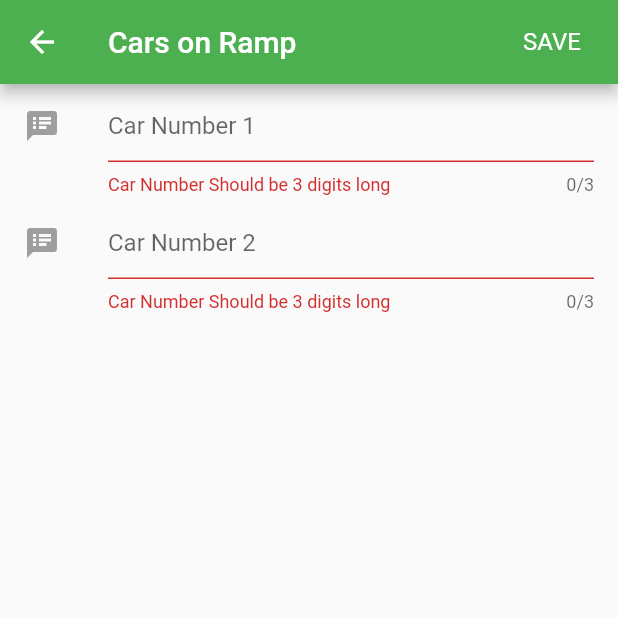
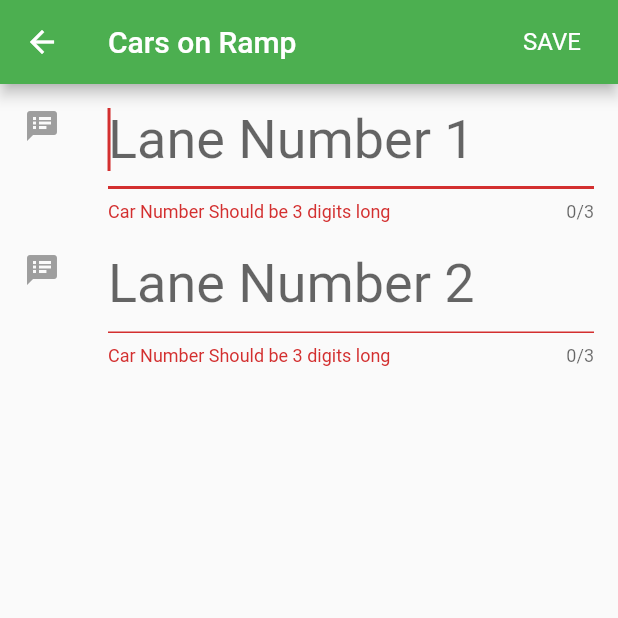
Before and after one commit to cwitte4191/flutter0322, a Flutter app: the AddPendingCarsDialog screen opened directly, on a phone screen of 412 x 824 dp, the top half of it. Run offline on Flutter 3.47's test engine with Material 2 defaults, Android fonts, the phone set to English and light mode, and no system bars; our stand-ins replace cached_network_image, event_bus, sqflite, tuple; missing offline and left inert: mqtt_client, observable, semaphore; accounts and stored records are empty; network calls fail.

Commit message:
Refactored AddPendingCars with Connor

```diff
--- /dev/null
+++ b/lib/appPages/AddPendingCarsDialog.dart
@@ -0,0 +1,146 @@
+import 'package:flutter/material.dart';
+import 'package:flutter0322/appPages/TabbedRaceHistory.dart';
+
+class AddPendingCarsDialog extends StatefulWidget {
+  final HistoryType historyType;
+  String title;
+
+  AddPendingCarsDialog({this.historyType}):assert(historyType!=null){
+    setTitle();
+  }
+
+  @override
+  AddPendingCarsDialogState createState() => new AddPendingCarsDialogState();
+  void setTitle(){
+    title="";
+    if(historyType==HistoryType.Pending){
+      title="Add Pending Race";
+    }
+    if(historyType==HistoryType.Phase){
+      title="Cars on Ramp";
+    }
+  }
+}
+
+class AddPendingCarsDialogState extends State<AddPendingCarsDialog> {
+
+  final int laneCount=2;
+
+  List<TextEditingController> __editControllerList=[];
+
+  List<FocusNode> _focusNodeList=new List<FocusNode>();
+  List<dynamic> _laneCarList=[];
+
+
+  var carStyle=const TextStyle(fontSize: 36.0, color: Colors.black);
+
+  //ChangeRecord c;
+  //Observable l1co=new Observable<ChageRecord>(_lane1Car);
+
+  @override
+  void initState() {
+    // _lane1Car = widget.raceBracket.raceName;
+
+
+    print ("AddPendingController initState");
+    for(int laneNumber=0;laneNumber<laneCount;laneNumber++){
+      __editControllerList.add(new TextEditingController(text:""));
+      _focusNodeList.add(new FocusNode());
+      _laneCarList.add("");
+
+    }
+
+
+
+
+    super.initState();
+  }
+  @override
+  void dispose() {
+    // Clean up the focus node when the Form is disposed
+    _focusNodeList.forEach((node)=>node.dispose());
+
+    super.dispose();
+  }
+
+  @override
+  Widget build(BuildContext context) {
+    if(widget.historyType==HistoryType.Standing){
+
+    }
+
+    return new Scaffold(
+        appBar: new AppBar(
+          title: new Text(widget.title),
+          actions: [
+            new FlatButton(
+                onPressed: () {
+                  // TODO: save cars on server!
+                  Navigator.of(context).pop();
+                },
+                child: new Text('SAVE',
+                    style: Theme
+                        .of(context)
+                        .textTheme
+                        .subhead
+                        .copyWith(color: Colors.white))),
+          ],
+        ),
+        body:
+        new Column(children: getInputTiles(),
+        ));
+  }
+  List<Widget> getInputTiles(){
+    List<Widget> rc=[];
+    for(int idx=0;idx<laneCount;idx++) {
+       rc.add(getInputTile(laneNumber: idx+1));
+    }
+      return rc;
+  }
+  Widget getInputTile({int laneNumber}){
+    int laneIndex=laneNumber-1;
+    bool autoFocusBoolean=(laneIndex==0);
+
+    return new ListTile(
+      leading: new Icon(Icons.speaker_notes, color: Colors.grey[500]),
+      title: new TextFormField(
+        decoration: new InputDecoration(
+          hintText: 'Lane Number $laneNumber',
+        ),
+        controller: __editControllerList[laneIndex],
+        keyboardType:TextInputType.number,
+        maxLength:3,
+        //onSaved: _laneCarList[laneIndex],
+        validator: derbyCarOnly,
+        autovalidate: true,
+        style: carStyle,
+        autofocus: autoFocusBoolean,
+        focusNode: _focusNodeList[laneIndex],
+
+
+
+      ),
+    );
+  }
+  String derbyCarOnly(String x){
+    print("derby validator $x");
+
+    if(x.length<3){
+      return "Car Number Should be 3 digits long";
+    }
+    else{
+      if(_focusNodeList[0].hasFocus && laneCount > 1){
+        FocusScope.of(context).requestFocus(_focusNodeList[1]);
+      }
+      /*
+      if(__focusNode2.hasFocus){
+        FocusScope.of(context).requestFocus(__focusNode1);
+      }
+      else{
+        FocusScope.of(context).requestFocus(__focusNode2);
+      }
+      */
+    }
+    return "";
+  }
+}
--- a/lib/appPages/RaceStandingPage.dart
+++ b/lib/appPages/RaceStandingPage.dart
@@ -1,4 +1,5 @@
 import 'package:flutter/material.dart';
+import 'package:flutter0322/appPages/AddPendingCarsDialog.dart';
 import 'package:flutter0322/appPages/DbRefreshAid.dart';
 import 'package:flutter0322/appPages/TabbedRaceHistory.dart';
 import 'package:flutter0322/modelUi.dart';
@@ -6,6 +7,7 @@ import 'package:flutter0322/models.dart';
 import 'package:flutter0322/widgets/FilterRowWidget.dart';
 import 'package:flutter0322/widgets/RaceResultWidget.dart';
 import 'package:flutter0322/globals.dart' as globals;
+import 'package:observable/observable.dart';
 
 class RaceStandingPage extends StatefulWidget implements WidgetsWithFab {
   final HistoryType historyType;
@@ -17,6 +19,16 @@ class RaceStandingPage extends StatefulWidget implements WidgetsWithFab {
   }
   @override
   Widget getFab(BuildContext context) {
+    print ("getFab role: ${globals.globalDerby.loginCredentials.loginRole}");
+
+    if(! globals.globalDerby.loginCredentials.canAddPendingRace()){
+      print ("getFab role: early bailout/return");
+
+      return new Container();
+    }
+
+    print ("getFab role: show fab");
+
     if(this.historyType==HistoryType.Standing){
       return new Container(); // no fab for race standing!
     }
@@ -30,9 +42,7 @@ class RaceStandingPage extends StatefulWidget implements WidgetsWithFab {
     );
   }
   void onFabClicked(BuildContext context) {
-    if (!globals.globalDerby.isLoggedIn) {
-      return;
-    }
+
     Navigator.of(context).push(new MaterialPageRoute<Null>(
         builder: (BuildContext context) {
           return new AddPendingCarsDialog(historyType: historyType,);
@@ -117,109 +127,3 @@ class RaceStandingPageState extends State<RaceStandingPage>
     return this.mounted;
   }
 }
-
-
-
-class AddPendingCarsDialog extends StatefulWidget {
-  final HistoryType historyType;
-   String title;
-
-  AddPendingCarsDialog({this.historyType}):assert(historyType!=null){
-    setTitle();
-  }
-
-  @override
-  AddPendingCarsDialogState createState() => new AddPendingCarsDialogState();
-   void setTitle(){
-     title="";
-     if(historyType==HistoryType.Pending){
-       title="Add Pending Race";
-     }
-     if(historyType==HistoryType.Phase){
-       title="Cars on Ramp";
-     }
-  }
-}
-
-class AddPendingCarsDialogState extends State<AddPendingCarsDialog> {
-  TextEditingController __lane1Controller;
-  TextEditingController __lane2Controller;
-
-  var _lane1Car;
-  var _lane2Car;
-
-  @override
-  void initState() {
-    // _lane1Car = widget.raceBracket.raceName;
-    __lane1Controller = new TextEditingController(text: "");
-    __lane2Controller = new TextEditingController(text: "");
-    super.initState();
-  }
-
-  @override
-  Widget build(BuildContext context) {
-    if(widget.historyType==HistoryType.Standing){
-
-    }
-    return new Scaffold(
-      appBar: new AppBar(
-        title: new Text(widget.title),
-        actions: [
-          new FlatButton(
-              onPressed: () {
-                //TODO: Handle save
-              },
-              child: new Text('SAVE',
-                  style: Theme
-                      .of(context)
-                      .textTheme
-                      .subhead
-                      .copyWith(color: Colors.white))),
-        ],
-      ),
-      body:
-      new Column(children: <Widget>[
-      new ListTile(
-        leading: new Icon(Icons.speaker_notes, color: Colors.grey[500]),
-        title: new TextFormField(
-          decoration: new InputDecoration(
-            hintText: 'Car Number 1',
-          ),
-          controller: __lane1Controller,
-          //onChanged: (value) => _lane1Car = value,
-            keyboardType:TextInputType.number,
-          maxLength:3,
-          onSaved: _lane1Car,
-          validator: derbyCarOnly,
-          autovalidate: true,
-
-        ),
-      ),
-      new ListTile(
-        leading: new Icon(Icons.speaker_notes, color: Colors.grey[500]),
-        title: new TextFormField(
-          decoration: new InputDecoration(
-            hintText: 'Car Number 2',
-          ),
-          controller: __lane2Controller,
-          keyboardType:TextInputType.number,
-          maxLength:3,
-          onSaved: _lane2Car,
-          validator: derbyCarOnly,
-          autovalidate: true,
-
-
-
-        ),
-      ),
-    ]
-    ));
-  }
-  String derbyCarOnly(String x){
-    print("derby validator $x");
-
-      if(x.length<3){
-        return "Car Number Should be 3 digits long";
-      }
-  }
-}
```
Also changed, not shown: lib/appPages/RacePhasePage.dart (+6 -3 lines), lib/globals.dart (+29 -1 lines), lib/widgets/RaceBracketWidget.dart (+6 -7 lines).
